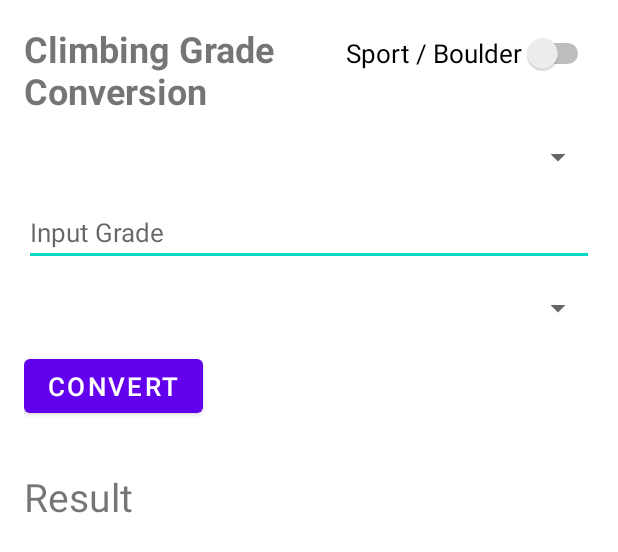
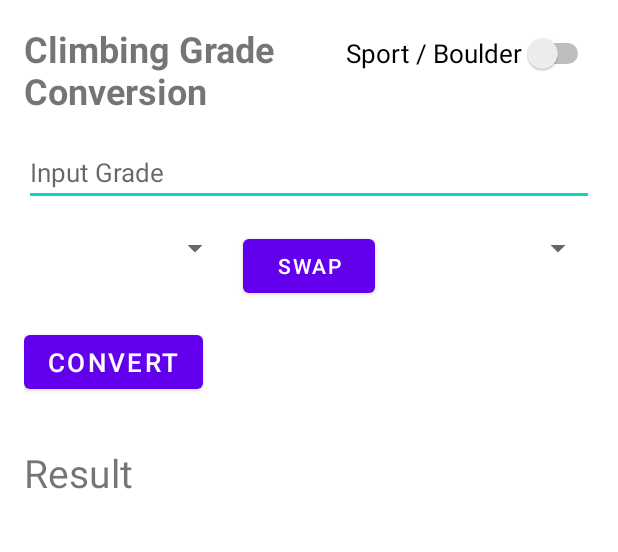
Before and after one commit to jaymeanchante/climbing-grades-conversion, an Android app: the layout activity_main.xml on its own in the app's theme, with its tools: preview values and no code run, on a phone screen of 412 x 824 dp. Shown: the top 552 px of the screen. Run offline under Robolectric (Android 15) with nearby library versions, the phone set to English and light mode, and no system bars.

Commit message:
:lipstick: changed the layout to have the input grade system and the output grade system side by side, separated by a button to swap them

```diff
--- a/app/src/main/kotlin/com/example/climbinggradesconversion/MainActivity.kt
+++ b/app/src/main/kotlin/com/example/climbinggradesconversion/MainActivity.kt
@@ -38,6 +38,15 @@ class MainActivity : AppCompatActivity() {
             val result = convertGrade(inputSystem, grade, outputSystem, isBoulder)
             textResult.text = result
         }
+
+        // Swap button to exchange selected input and output systems
+        val buttonSwap = findViewById<Button>(R.id.buttonSwap)
+        buttonSwap.setOnClickListener {
+            val inputPos = spinnerInput.selectedItemPosition
+            val outputPos = spinnerOutput.selectedItemPosition
+            spinnerInput.setSelection(outputPos)
+            spinnerOutput.setSelection(inputPos)
+        }
     }
 
     private fun convertGrade(
--- a/app/src/main/res/layout/activity_main.xml
+++ b/app/src/main/res/layout/activity_main.xml
@@ -27,14 +27,7 @@
             android:text="@string/sport_boulder"
             android:textSize="17sp"/>
 
-    </LinearLayout>
-
-<Spinner
-        android:id="@+id/spinnerInputSystem"
-        android:layout_width="match_parent"
-        android:layout_height="wrap_content"
-        android:prompt="@string/select_system"
-        android:layout_marginBottom="16dp"/>
+</LinearLayout>
 
 <EditText
         android:id="@+id/editTextGrade"
@@ -45,12 +38,34 @@
         android:textSize="17sp"
         android:layout_marginBottom="16dp"/>
 
-<Spinner
-        android:id="@+id/spinnerOutputSystem"
+<LinearLayout
         android:layout_width="match_parent"
         android:layout_height="wrap_content"
-        android:prompt="@string/output_system"
-        android:layout_marginBottom="16dp"/>
+        android:orientation="horizontal"
+        android:layout_marginBottom="16dp">
+
+    <Spinner
+        android:id="@+id/spinnerInputSystem"
+        android:layout_width="0dp"
+        android:layout_height="wrap_content"
+        android:layout_weight="1"
+        android:prompt="@string/select_system"/>
+
+    <Button
+        android:id="@+id/buttonSwap"
+        android:layout_width="wrap_content"
+        android:layout_height="wrap_content"
+        android:text="Swap"
+        android:layout_marginStart="8dp"
+        android:layout_marginEnd="8dp"/>
+
+    <Spinner
+        android:id="@+id/spinnerOutputSystem"
+        android:layout_width="0dp"
+        android:layout_height="wrap_content"
+        android:layout_weight="1"
+        android:prompt="@string/output_system"/>
+</LinearLayout>
 
 
     <Button
```
